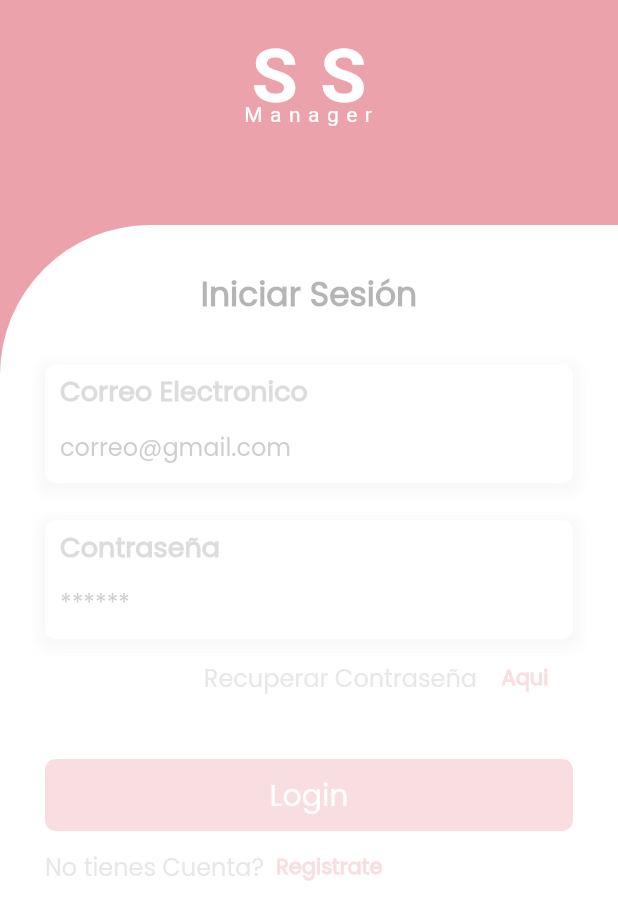
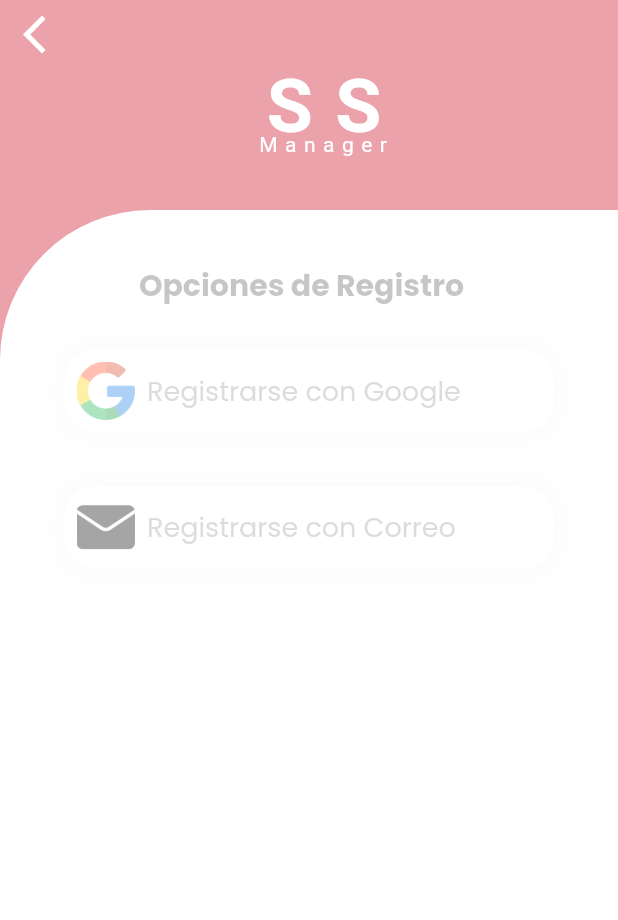
Before and after one commit to Hectorc70/ss_manager, a Flutter app: the RegisterPage screen opened by its route, on a phone screen of 412 x 824 dp. Shown: the top 920 px of the screen. Run offline on Flutter 3.47's test engine with Material 2 defaults, Android fonts, the phone set to English and light mode, and no system bars; our stand-ins replace cloud_firestore, firebase_auth, firebase_core, fluttertoast, shared_preferences; missing offline and left inert: flutter_overlay_loader; accounts and stored records are empty.

Commit message:
diseño de botones  opciones de registro

```diff
--- a/lib/src/autenticacion/pages/register_page.dart
+++ b/lib/src/autenticacion/pages/register_page.dart
@@ -1,191 +1,124 @@
 import 'package:flutter/material.dart';
 import 'package:provider/provider.dart';
 import 'package:ss_manager/src/autenticacion/forms/login_form.dart';
+import 'package:ss_manager/src/widgets/buttons_widget.dart';
 
 import 'package:ss_manager/src/widgets/logo.dart';
 import 'package:ss_manager/src/widgets/page_widget.dart';
+import 'package:ss_manager/src/widgets/widgets_body.dart';
 
 class RegisterPage extends StatelessWidget {
   @override
   Widget build(BuildContext context) {
     final widthScreen = MediaQuery.of(context).size.width;
     final heightScreen = MediaQuery.of(context).size.height;
-    return Material(
-        child: Stack(children: [
-      _background(context),
-      Column(
-        children: [
-          HeaderCustomWidget(
-            childWidget: logoApp(context, Text('')),
-            heightW: 150.0,
+    final colorP = Theme.of(context).primaryColor;
+    final colorSecond = Theme.of(context).colorScheme.secondary;
+    return Scaffold(
+        appBar: AppBar(
+          elevation: 0.0,
+          toolbarHeight: 140.0,
+          flexibleSpace: Container(
+              padding: EdgeInsets.only(left: 20.0, top: 20.0),
+              child: logoApp(context, Text(''))),
+          leading: IconButton(
+            alignment: AlignmentDirectional.topStart,
+            icon: Icon(
+              Icons.arrow_back_ios_new,
+              color: colorSecond,
+              size: 30.0,
+            ),
+            onPressed: () => Navigator.of(context).pop(),
+          ),
+        ),
+        body: Stack(children: [
+          Container(
+            color: colorP,
+            height: heightScreen,
           ),
           BodyCustomWidget(
-            childWidget: LoginForm(),
-            heightW: heightScreen - 150,
+            childWidget: _BodyOptions(),
+            heightW: heightScreen,
             widthtW: widthScreen,
-            paddingW: EdgeInsets.all(30.0),
-          ),
-        ],
+            paddingW: EdgeInsets.all(35.0),
           )
         ]));
   }
-
-  Widget _background(BuildContext context) {
-    final colorP = Theme.of(context).colorScheme.primary;
-    return Container(
-      height: double.infinity,
-      width: double.infinity,
-      decoration: BoxDecoration(color: colorP),
-    );
 }
 
-  Widget _header(BuildContext context) {
-    final colorPrimary = Theme.of(context).primaryColor;
-    final heigth = MediaQuery.of(context).size.height;
+class _BodyOptions extends StatelessWidget {
+  @override
+  Widget build(BuildContext context) {
+    final colorP = Theme.of(context).colorScheme.secondaryVariant;
+    final widthScreen = MediaQuery.of(context).size.width;
+    final heightScreen = MediaQuery.of(context).size.height;
     return Container(
-        color: colorPrimary,
+      alignment: AlignmentDirectional.center,
       width: double.infinity,
-        height: heigth / 2.5,
       child: Column(
         children: [
-            SizedBox(height: 20.0),
-            Row(
-              children: [
-                IconButton(
-                  onPressed: () {
-                    Navigator.pushReplacementNamed(context, 'home');
-                  },
-                  icon: Icon(Icons.arrow_back_rounded),
-                  color: Colors.white,
-                  iconSize: 30.0,
-                )
-              ],
+          NameSection(
+            textW: 'Opciones de Registro',
+            childWidget: Text(''),
           ),
           SizedBox(
-              height: 10.0,
+            height: 20.0,
           ),
-          ],
-        ));
-  }
-
-  Widget _formRegister(BuildContext context) {
-    final width = MediaQuery.of(context).size.width;
-    final colorSecond = Theme.of(context).colorScheme.secondaryVariant;
-    final colorPrimary = Theme.of(context).primaryColor;
-    return SingleChildScrollView(
-      child: Column(
-        children: [
-          SafeArea(child: Container(height: 200.0)),
-          Container(
-            width: width * .85,
-            padding: EdgeInsets.all(15.0),
-            decoration: BoxDecoration(
-                color: colorSecond,
-                borderRadius: BorderRadius.circular(20.0),
-                boxShadow: <BoxShadow>[
-                  BoxShadow(
-                    color: Colors.black45,
-                    blurRadius: 5.0,
-                    offset: Offset(0.0, 3.0),
-                    spreadRadius: 2.0,
-                  )
-                ]),
-            child: Column(
-              children: [
-                Text(
-                  'Registro',
-                  style: TextStyle(
-                      color: Colors.white,
-                      fontWeight: FontWeight.w600,
-                      fontSize: 22.0),
+          OptionRegister(
+              text: 'Registrarse con Google', path: 'assets/images/google.png'),
+          SizedBox(
+            height: 20.0,
           ),
-                TextFormField(
-                  onChanged: (String value) {},
-                  decoration: InputDecoration(
-                    enabledBorder: UnderlineInputBorder(
-                        borderSide: BorderSide(color: Colors.white)),
-                    labelText: 'Nombre',
-                    labelStyle: TextStyle(color: Colors.white),
-                    hintText: 'Daniel',
-                    hintStyle: TextStyle(color: Colors.grey[400]),
-                  ),
-                ),
-                TextFormField(
-                  onChanged: (String value) {},
-                  decoration: InputDecoration(
-                    enabledBorder: UnderlineInputBorder(
-                        borderSide: BorderSide(color: Colors.white)),
-                    labelText: 'Apellido',
-                    labelStyle: TextStyle(color: Colors.white),
-                    hintText: 'García',
-                    hintStyle: TextStyle(color: Colors.grey[400]),
-                  ),
-                ),
-                TextFormField(
-                  onChanged: (String value) {},
-                  decoration: InputDecoration(
-                    enabledBorder: UnderlineInputBorder(
-                        borderSide: BorderSide(color: Colors.white)),
-                    labelText: 'Correo Electronico',
-                    labelStyle: TextStyle(color: Colors.white),
-                    hintText: 'correo_99@gmail.com',
-                    hintStyle: TextStyle(color: Colors.grey[400]),
-                  ),
-                ),
-                TextFormField(
-                  onChanged: (String value) {},
-                  decoration: InputDecoration(
-                    enabledBorder: UnderlineInputBorder(
-                        borderSide: BorderSide(color: Colors.white)),
-                    labelText: 'Contraseña',
-                    labelStyle: TextStyle(color: Colors.white),
-                    hintText: '2435fdg65#',
-                    hintStyle: TextStyle(color: Colors.grey[400]),
-                  ),
-                ),
-                TextFormField(
-                  onChanged: (String value) {},
-                  decoration: InputDecoration(
-                    enabledBorder: UnderlineInputBorder(
-                        borderSide: BorderSide(color: Colors.white)),
-                    labelText: 'Repetir Contraseña',
-                    labelStyle: TextStyle(color: Colors.white),
-                    hintText: '2435fdg65%#',
-                    hintStyle: TextStyle(color: Colors.grey[400]),
-                  ),
-                ),
-                SizedBox(
-                  height: 30.0,
-                ),
-                Material(
-                  color: colorPrimary,
-                  borderRadius: BorderRadius.circular(30.0),
-                  child: MaterialButton(
-                    padding: EdgeInsets.fromLTRB(0.0, 0.0, 0.0, 0.0),
-                    minWidth: width * .50,
-                    onPressed: () async {
-                      Navigator.pushNamed(context, 'home');
-                    },
-                    child: Text(
-                      "Registrarse",
-                      textAlign: TextAlign.center,
-                      style: TextStyle(
-                          fontFamily: 'Poppins',
-                          fontSize: 20.0,
-                          fontWeight: FontWeight.w600,
-                          decoration: TextDecoration.none,
-                          color: Colors.white),
-                    ),
-                  ),
-                ),
-                SizedBox(
-                  height: 3.0,
-                ),
-              ],
-            ),
-          ),
+          OptionRegister(
+              text: 'Registrarse con Correo ', path: 'assets/images/email.png')
         ],
       ),
     );
   }
 }
+
+class OptionRegister extends StatelessWidget {
+  OptionRegister({Key? key, this.text, this.path}) : super(key: key);
+
+  final path;
+  final text;
+  @override
+  Widget build(BuildContext context) {
+    final widthScreen = MediaQuery.of(context).size.width;
+    return TextButton(
+        onPressed: () {},
+        child: Container(
+          width: widthScreen,
+          height: 55.0,
+          decoration: BoxDecoration(
+            color: Colors.white,
+            borderRadius: BorderRadius.all(
+              Radius.circular(20.0),
+            ),
+            boxShadow: <BoxShadow>[
+              BoxShadow(
+                  color: Colors.grey.shade100,
+                  blurRadius: 10.0,
+                  spreadRadius: 5.0)
+            ],
+          ),
+          child: Row(
+            children: [
+              Container(
+                  padding: EdgeInsets.all(8.0),
+                  decoration: BoxDecoration(
+                    color: Colors.white,
+                    borderRadius: BorderRadius.all(
+                      Radius.circular(25.0),
+                    ),
+                  ),
+                  child: Image.asset(path)),
+              Text(
+                text,
+                style: TextStyle(color: Colors.grey, fontSize: 18.0),
+              )
+            ],
+          ),
+        ));
+  }
+}
--- a/pubspec.yaml
+++ b/pubspec.yaml
@@ -54,8 +54,9 @@ flutter:
   uses-material-design: true
 
   # To add assets to your application, add an assets section, like this:
-  # assets:
-  #   - images/a_dot_burr.jpeg
+  assets:
+    - assets/images/google.png
+    - assets/images/email.png
   #   - images/a_dot_ham.jpeg
 
   # An image asset can refer to one or more resolution-specific "variants", see
```
Also changed, not shown: assets/images/email.png (added), assets/images/google.png (added). Lines whose indentation alone changed are shown as unchanged.
